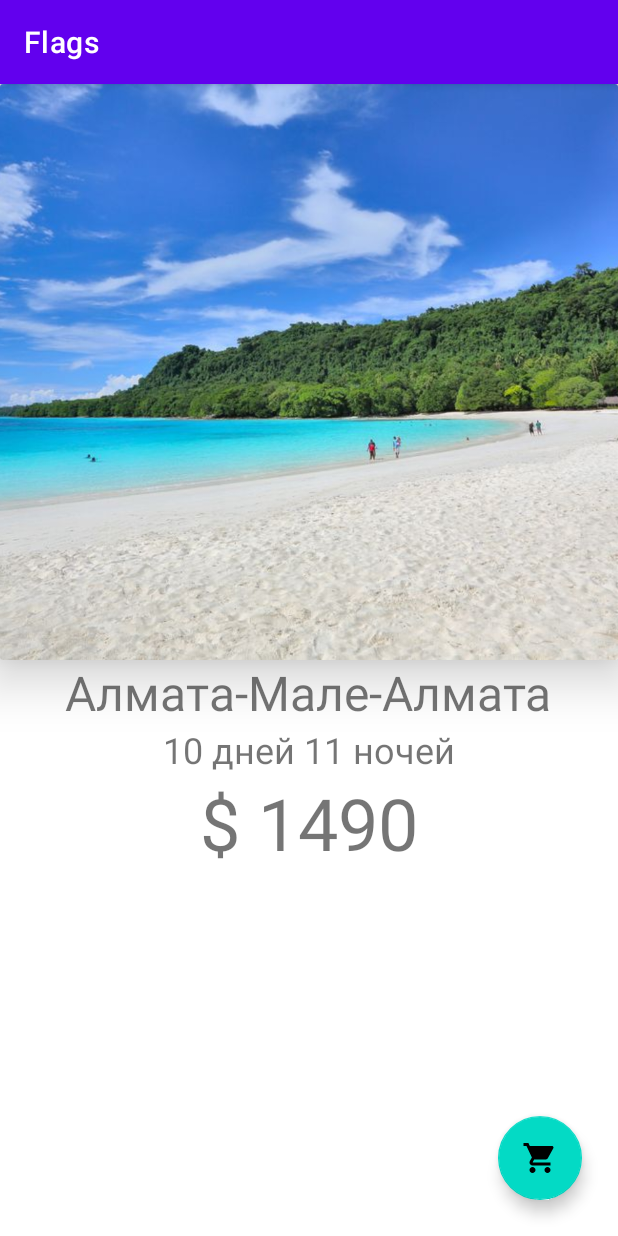
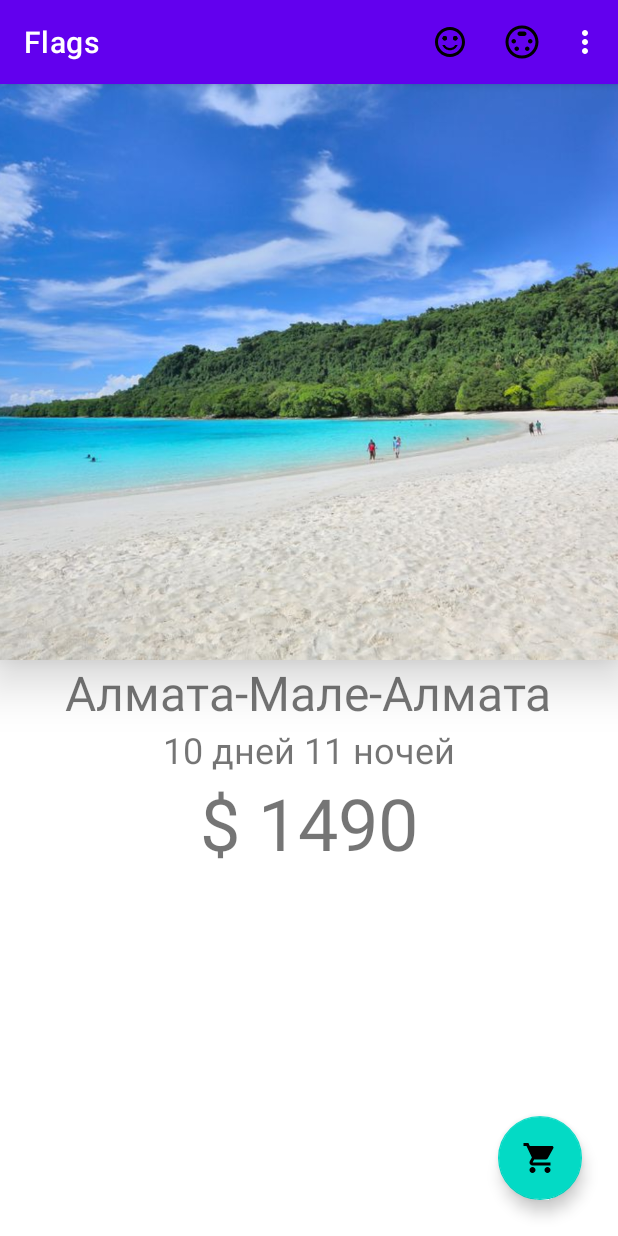
Before and after one commit to DADJOD/Flags, an Android app: the screen it shows after launch (CoordinatorActivity), on a phone screen of 412 x 824 dp. Run offline under Robolectric (Android 15) with nearby library versions, the phone set to English and light mode, and no system bars.

Commit message:
commit_3

```diff
--- a/app/src/main/java/com/example/flags/CoordinatorActivity.kt
+++ b/app/src/main/java/com/example/flags/CoordinatorActivity.kt
@@ -2,6 +2,7 @@ package com.example.flags
 
 import androidx.appcompat.app.AppCompatActivity
 import android.os.Bundle
+import android.view.Menu
 import android.view.View
 import android.widget.Toast
 import com.google.android.material.snackbar.Snackbar
@@ -10,6 +11,13 @@ class CoordinatorActivity : AppCompatActivity() {
     override fun onCreate(savedInstanceState: Bundle?) {
         super.onCreate(savedInstanceState)
         setContentView(R.layout.activity_coordinator)
+    }
+
+    override fun onCreateOptionsMenu(menu: Menu?): Boolean {
+
+        menuInflater.inflate(R.menu.main, menu)
+
+        return super.onCreateOptionsMenu(menu)
     }
 
     fun orderTrip(view: View) {
--- /dev/null
+++ b/app/src/main/res/drawable/baseline_sentiment_satisfied_alt_24.xml
@@ -0,0 +1,9 @@
+<vector android:height="24dp" android:tint="#000000"
+    android:viewportHeight="24" android:viewportWidth="24"
+    android:width="24dp" xmlns:android="http://schemas.android.com/apk/res/android">
+    <path android:fillColor="@android:color/white" android:pathData="M15.5,9.5m-1.5,0a1.5,1.5 0,1 1,3 0a1.5,1.5 0,1 1,-3 0"/>
+    <path android:fillColor="@android:color/white" android:pathData="M8.5,9.5m-1.5,0a1.5,1.5 0,1 1,3 0a1.5,1.5 0,1 1,-3 0"/>
+    <path android:fillColor="@android:color/white" android:pathData="M15.5,9.5m-1.5,0a1.5,1.5 0,1 1,3 0a1.5,1.5 0,1 1,-3 0"/>
+    <path android:fillColor="@android:color/white" android:pathData="M8.5,9.5m-1.5,0a1.5,1.5 0,1 1,3 0a1.5,1.5 0,1 1,-3 0"/>
+    <path android:fillColor="@android:color/white" android:pathData="M11.99,2C6.47,2 2,6.48 2,12s4.47,10 9.99,10C17.52,22 22,17.52 22,12S17.52,2 11.99,2zM12,20c-4.42,0 -8,-3.58 -8,-8s3.58,-8 8,-8 8,3.58 8,8 -3.58,8 -8,8zM12,17.5c2.33,0 4.32,-1.45 5.12,-3.5h-1.67c-0.69,1.19 -1.97,2 -3.45,2s-2.75,-0.81 -3.45,-2L6.88,14c0.8,2.05 2.79,3.5 5.12,3.5z"/>
+</vector>
--- /dev/null
+++ b/app/src/main/res/drawable/baseline_settings_input_svideo_24.xml
@@ -0,0 +1,5 @@
+<vector android:height="24dp" android:tint="#000000"
+    android:viewportHeight="24" android:viewportWidth="24"
+    android:width="24dp" xmlns:android="http://schemas.android.com/apk/res/android">
+    <path android:fillColor="@android:color/white" android:pathData="M8,11.5c0,-0.83 -0.67,-1.5 -1.5,-1.5S5,10.67 5,11.5 5.67,13 6.5,13 8,12.33 8,11.5zM15,6.5c0,-0.83 -0.67,-1.5 -1.5,-1.5h-3C9.67,5 9,5.67 9,6.5S9.67,8 10.5,8h3c0.83,0 1.5,-0.67 1.5,-1.5zM8.5,15c-0.83,0 -1.5,0.67 -1.5,1.5S7.67,18 8.5,18s1.5,-0.67 1.5,-1.5S9.33,15 8.5,15zM12,1C5.93,1 1,5.93 1,12s4.93,11 11,11 11,-4.93 11,-11S18.07,1 12,1zM12,21c-4.96,0 -9,-4.04 -9,-9s4.04,-9 9,-9 9,4.04 9,9 -4.04,9 -9,9zM17.5,10c-0.83,0 -1.5,0.67 -1.5,1.5s0.67,1.5 1.5,1.5 1.5,-0.67 1.5,-1.5 -0.67,-1.5 -1.5,-1.5zM15.5,15c-0.83,0 -1.5,0.67 -1.5,1.5s0.67,1.5 1.5,1.5 1.5,-0.67 1.5,-1.5 -0.67,-1.5 -1.5,-1.5z"/>
+</vector>
--- /dev/null
+++ b/app/src/main/res/drawable/baseline_severe_cold_24.xml
@@ -0,0 +1,7 @@
+<vector android:height="24dp" android:tint="#000000"
+    android:viewportHeight="24" android:viewportWidth="24"
+    android:width="24dp" xmlns:android="http://schemas.android.com/apk/res/android">
+    <path android:fillColor="@android:color/white" android:pathData="M12,10.41l4,-4l-1.41,-1.41l-2.59,2.59l0,-3.59l-2,0l0,3.59l-2.59,-2.59l-1.41,1.41l4,4l0,1.59l-1.59,0l-4,-4l-1.41,1.41l2.59,2.59l-3.59,0l0,2l3.59,0l-2.59,2.59l1.41,1.41l4,-4l1.59,0l0,1.59l-4,4l1.41,1.41l2.59,-2.59l0,3.59l2,0l0,-3.59l2.59,2.59l1.41,-1.41l-4,-4l0,-1.59l1.59,0l4,4l1.41,-1.41l-2.59,-2.59l3.59,0l0,-2l-8,0z"/>
+    <path android:fillColor="@android:color/white" android:pathData="M19,2h2v5h-2z"/>
+    <path android:fillColor="@android:color/white" android:pathData="M19,8h2v2h-2z"/>
+</vector>
--- a/app/src/main/res/layout/activity_coordinator.xml
+++ b/app/src/main/res/layout/activity_coordinator.xml
@@ -18,6 +18,7 @@
             android:layout_height="0dp"
             android:layout_weight="5"
             app:cardElevation="20dp"
+            app:cardCornerRadius="0dp"
             >
 
             <ImageView
--- /dev/null
+++ b/app/src/main/res/menu/main.xml
@@ -0,0 +1,16 @@
+<?xml version="1.0" encoding="utf-8"?>
+<menu xmlns:android="http://schemas.android.com/apk/res/android"
+    xmlns:app="http://schemas.android.com/apk/res-auto">
+
+    <item android:id="@+id/main.add" android:title="Add"
+        app:showAsAction="always"
+        android:icon="@drawable/baseline_sentiment_satisfied_alt_24"/>
+
+    <item android:id="@+id/main.create" android:title="Create"
+        app:showAsAction="ifRoom"
+        android:icon="@drawable/baseline_settings_input_svideo_24"/>
+
+    <item android:id="@+id/main.delete" android:title="Delete"
+        android:icon="@drawable/baseline_severe_cold_24"/>
+
+</menu>
```
